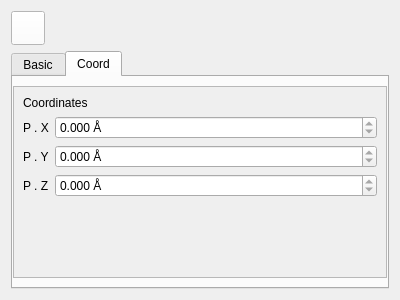
Above: QChromosome/attributes.ui from Michalaq/ChromosomeVisualizer before the change. Below: the same form after it.
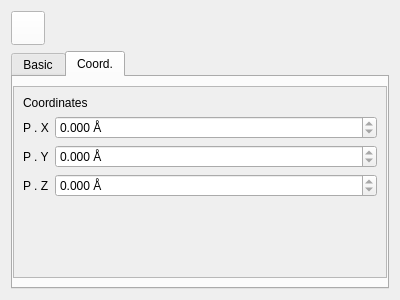
That is the form after the change. The open tabs and pages were chosen to show the change. Icons and pictures are not drawn. Custom widgets are drawn as their Qt base class.

Diff of the .ui file:
```diff
--- a/QChromosome/attributes.ui
+++ b/QChromosome/attributes.ui
@@ -188,7 +188,7 @@
      </widget>
      <widget class="QWidget" name="tab_2">
       <attribute name="title">
-       <string>Coord</string>
+       <string>Coord.</string>
       </attribute>
       <layout class="QGridLayout" name="gridLayout_2">
        <property name="leftMargin">
```
Left out of the diff: 12 changed lines with no effect on the pictures.
